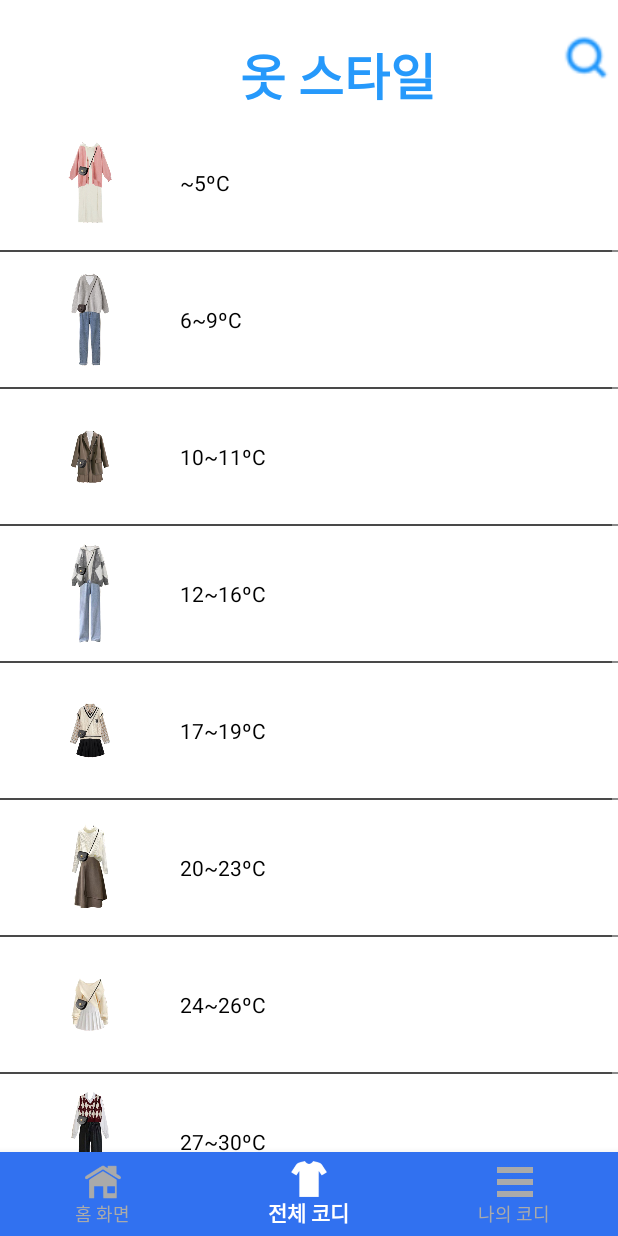
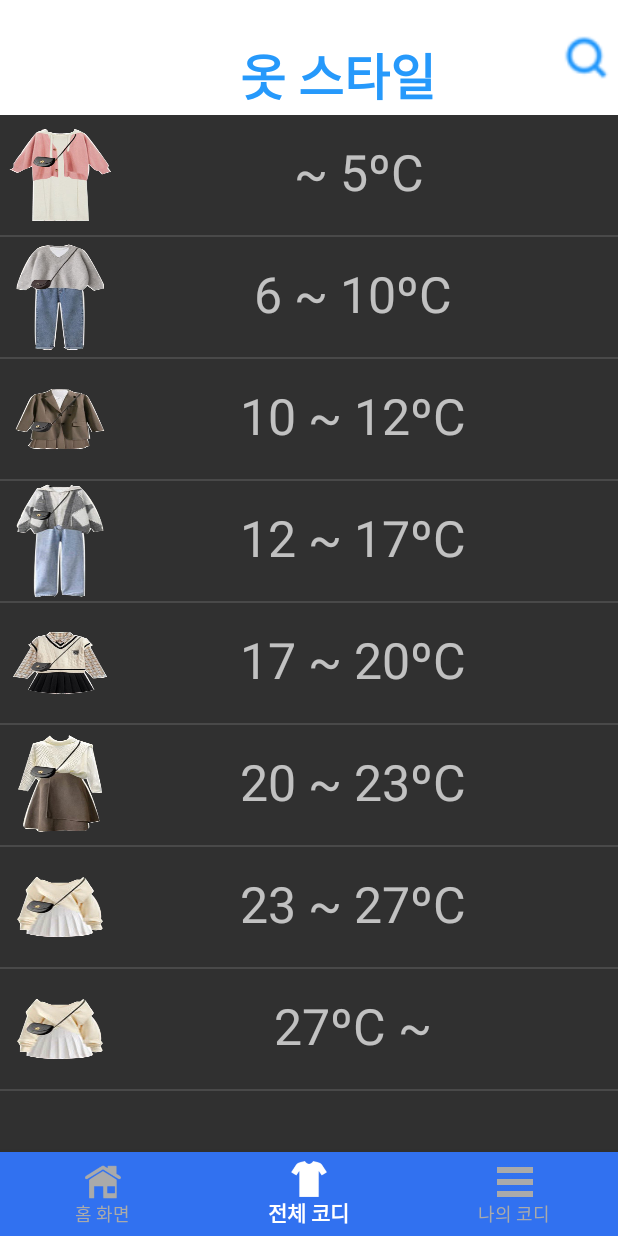
Before and after one commit to suhwan2004/Cody_C, an Android app: the screen it shows after launch (MainActivity), item 2 of the bottom bar chosen, on a phone screen of 412 x 824 dp. Run offline under Robolectric (Android 15) with nearby library versions, the phone set to English and light mode, and no system bars; our stand-ins replace Volley; network calls fail; 2 statements that could not run were skipped.

Commit message:
do : 옷 스타일 페이지와 코디 라이브러리 페이지 간 화면 전환 todo : 각 코디 라이브러리 페이지별 코디에 북마크 기능 추가, 각 페이지 폰트 추가

```diff
--- /dev/null
+++ b/app/src/main/java/com/example/cody_c/adapter/ClothListAdapter.java
@@ -0,0 +1,55 @@
+package com.example.cody_c.adapter;
+
+import android.content.Context;
+import android.view.LayoutInflater;
+import android.view.View;
+import android.view.ViewGroup;
+import android.widget.BaseAdapter;
+import android.widget.ImageView;
+import android.widget.TextView;
+
+import com.example.cody_c.R;
+import com.example.cody_c.data.ClothNode;
+
+import java.util.ArrayList;
+
+public class ClothListAdapter extends BaseAdapter {
+
+    Context mContext = null;
+    LayoutInflater mLayoutInflater = null;
+    ArrayList<ClothNode> sample;
+
+    public ClothListAdapter(Context context,ArrayList<ClothNode> data) {
+        mContext = context;
+        sample = data;
+        mLayoutInflater = LayoutInflater.from(mContext);
+    }
+
+    @Override
+    public int getCount() {
+        return sample.size();
+    }
+
+    @Override
+    public long getItemId(int position) {
+        return position;
+    }
+
+    @Override
+    public ClothNode getItem(int position) {
+        return sample.get(position);
+    }
+
+    @Override
+    public View getView(int position, View convertView, ViewGroup parent) {
+        View view = mLayoutInflater.inflate(R.layout.listview_custom, null);
+
+        ImageView imageView = (ImageView)view.findViewById(R.id.style);
+        TextView grade = (TextView)view.findViewById(R.id.grade);
+
+        imageView.setImageResource(sample.get(position).getStyle());
+        grade.setText(sample.get(position).getGrade());
+
+        return view;
+    }
+}
--- /dev/null
+++ b/app/src/main/java/com/example/cody_c/data/ClothNode.java
@@ -0,0 +1,21 @@
+package com.example.cody_c.data;
+
+public class ClothNode {
+    private final int style;
+    private String grade;
+
+    public ClothNode(int style, String grade){
+        this.style = style;
+        this.grade = grade;
+    }
+
+    public int getStyle()
+    {
+        return this.style;
+    }
+
+    public String getGrade()
+    {
+        return this.grade;
+    }
+}
--- a/app/src/main/java/com/example/cody_c/pagefragment/fragment_clothstyle.java
+++ b/app/src/main/java/com/example/cody_c/pagefragment/fragment_clothstyle.java
@@ -4,14 +4,21 @@
 import android.os.Bundle;
 
 import androidx.fragment.app.Fragment;
+import androidx.fragment.app.FragmentManager;
 
 import android.view.LayoutInflater;
 import android.view.View;
 import android.view.ViewGroup;
+import android.widget.AdapterView;
 import android.widget.ListView;
+
+import com.example.cody_c.adapter.ClothListAdapter;
+import com.example.cody_c.data.ClothNode;
 import com.example.cody_c.dto.CustomDTO;
 import com.example.cody_c.R;
 import com.example.cody_c.adapter.CustomAdapter;
+
+import java.util.ArrayList;
 
 /**
  * A simple {@link Fragment} subclass.
@@ -19,9 +26,12 @@
  * create an instance of this fragment.
  */
 public class fragment_clothstyle extends Fragment {
-
+    ArrayList<ClothNode> codyDataList;
     private CustomAdapter adapter;
     private ListView listView;
+
+    private Fragment page_5down, page_6up, page_10up, page_12up, page_17up, page_20up, page_23up, page_27up;
+
     // TODO: Rename parameter arguments, choose names that match
     // the fragment initialization parameters, e.g. ARG_ITEM_NUMBER
     private static final String ARG_PARAM1 = "param1";
@@ -67,29 +77,76 @@
                              Bundle savedInstanceState) {
         // Inflate the layout for this fragment
         View rootView = inflater.inflate(R.layout.fragment_clothstyle, container, false);
-        adapter = new CustomAdapter();
+        this.InitializeCodyData();
+        this.InitializeCodyLibraryPages();
         listView = (ListView) rootView.findViewById(R.id.clothstyle_listView);
+        final ClothListAdapter clothListAdapter = new ClothListAdapter(rootView.getContext(), codyDataList);
 
-        setData();
+        listView.setAdapter(clothListAdapter);
 
-        listView.setAdapter(adapter);
+        FragmentManager fragmentManager = getActivity().getSupportFragmentManager();
+        androidx.fragment.app.FragmentTransaction ft = fragmentManager.beginTransaction();
+
+
+        listView.setOnItemClickListener(new AdapterView.OnItemClickListener() {
+            @Override
+            public void onItemClick(AdapterView parent, View view, int position, long id) {
+                switch(position){
+                    case 0:
+                        ft.replace(R.id.frameLayout, page_5down).addToBackStack(null).commit();
+                        return;
+                    case 1:
+                        ft.replace(R.id.frameLayout,page_6up).addToBackStack(null).commit();
+                        return;
+                    case 2:
+                        ft.replace(R.id.frameLayout,page_10up).addToBackStack(null).commit();
+                        return;
+                    case 3:
+                        ft.replace(R.id.frameLayout,page_12up).addToBackStack(null).commit();
+                        return;
+                    case 4:
+                        ft.replace(R.id.frameLayout,page_17up).addToBackStack(null).commit();
+                        return;
+                    case 5:
+                        ft.replace(R.id.frameLayout,page_20up).addToBackStack(null).commit();
+                        return;
+                    case 6:
+                        ft.replace(R.id.frameLayout,page_23up).addToBackStack(null).commit();
+                        return;
+                    case 7:
+                        ft.replace(R.id.frameLayout,page_27up).addToBackStack(null).commit();
+                        return;
+                }
+            }
+        });
 
 
         return rootView;
     }
 
-    // 보통 ListView는 통신을 통해 가져온 데이터를 보여줍니다.
-    // arrResId, titles, contents를 서버에서 가져온 데이터라고 생각하시면 됩니다.
-    private void setData() {
-        TypedArray arrResId = getResources().obtainTypedArray(R.array.resId);
-        String[] contents = getResources().getStringArray(R.array.content);
 
-        for (int i = 0; i < arrResId.length(); i++) {
-            CustomDTO dto = new CustomDTO();
-            dto.setResId(arrResId.getResourceId(i, 0));
-            dto.setContent(contents[i]);
+    public void InitializeCodyData()
+    {
+        codyDataList = new ArrayList<ClothNode>();
 
-            adapter.addItem(dto);
-        }
+        codyDataList.add(new ClothNode(R.drawable.cody1," ~ 5ºC"));
+        codyDataList.add(new ClothNode(R.drawable.cody2,"6 ~ 10ºC"));
+        codyDataList.add(new ClothNode(R.drawable.cody3,"10 ~ 12ºC"));
+        codyDataList.add(new ClothNode(R.drawable.cody4,"12 ~ 17ºC"));
+        codyDataList.add(new ClothNode(R.drawable.cody5,"17 ~ 20ºC"));
+        codyDataList.add(new ClothNode(R.drawable.cody6,"20 ~ 23ºC"));
+        codyDataList.add(new ClothNode(R.drawable.cody7,"23 ~ 27ºC"));
+        codyDataList.add(new ClothNode(R.drawable.cody7,"27ºC ~"));
+    }
+
+    public void InitializeCodyLibraryPages(){
+        page_5down = new fragment_cody_lib_5down();
+        page_6up = new fragment_cody_lib_6up();
+        page_10up = new fragment_cody_lib10up();
+        page_12up = new fragment_cody_lib_12up();
+        page_17up = new fragment_cody_lib_17up();
+        page_20up = new fragment_cody_lib_20up();
+        page_23up = new fragment_cody_lib_23up();
+        page_27up = new fragment_cody_lib_27up();
     }
 }
--- /dev/null
+++ b/app/src/main/res/layout/listview_custom.xml
@@ -0,0 +1,40 @@
+<?xml version="1.0" encoding="utf-8"?>
+<androidx.constraintlayout.widget.ConstraintLayout
+    xmlns:android="http://schemas.android.com/apk/res/android"
+    xmlns:app="http://schemas.android.com/apk/res-auto"
+    xmlns:tools="http://schemas.android.com/tools"
+    android:layout_width="match_parent"
+    android:layout_height="match_parent">
+
+    <LinearLayout
+        android:id="@+id/linearLayout3"
+        android:layout_width="wrap_content"
+        android:layout_height="wrap_content"
+        android:orientation="horizontal"
+        app:layout_constraintStart_toStartOf="parent"
+        app:layout_constraintTop_toTopOf="parent">
+
+        <ImageView
+            android:id="@+id/style"
+            android:layout_width="80dp"
+            android:layout_height="80dp"
+            android:layout_weight="1"
+            android:scaleType="fitXY"
+            tools:srcCompat="@tools:sample/backgrounds/scenic[2]" />
+
+        <LinearLayout
+            android:layout_width="140pt"
+            android:layout_height="match_parent"
+            android:orientation="vertical">
+
+            <TextView
+                android:id="@+id/grade"
+                android:layout_width="wrap_content"
+                android:layout_height="wrap_content"
+                android:layout_gravity="center"
+                android:layout_marginTop="7pt"
+                android:text="TextView"
+                android:textSize="15pt" />
+        </LinearLayout>
+    </LinearLayout>
+</androidx.constraintlayout.widget.ConstraintLayout>
```
Also changed, not shown: app/src/main/java/com/example/cody_c/MainActivity.java (+0 -11 lines), app/src/main/java/com/example/cody_c/pagefragment/fragment_citysearch.java (deleted, +0 -66 lines), app/src/main/res/layout/fragment_citysearch.xml (deleted, +0 -19 lines).
